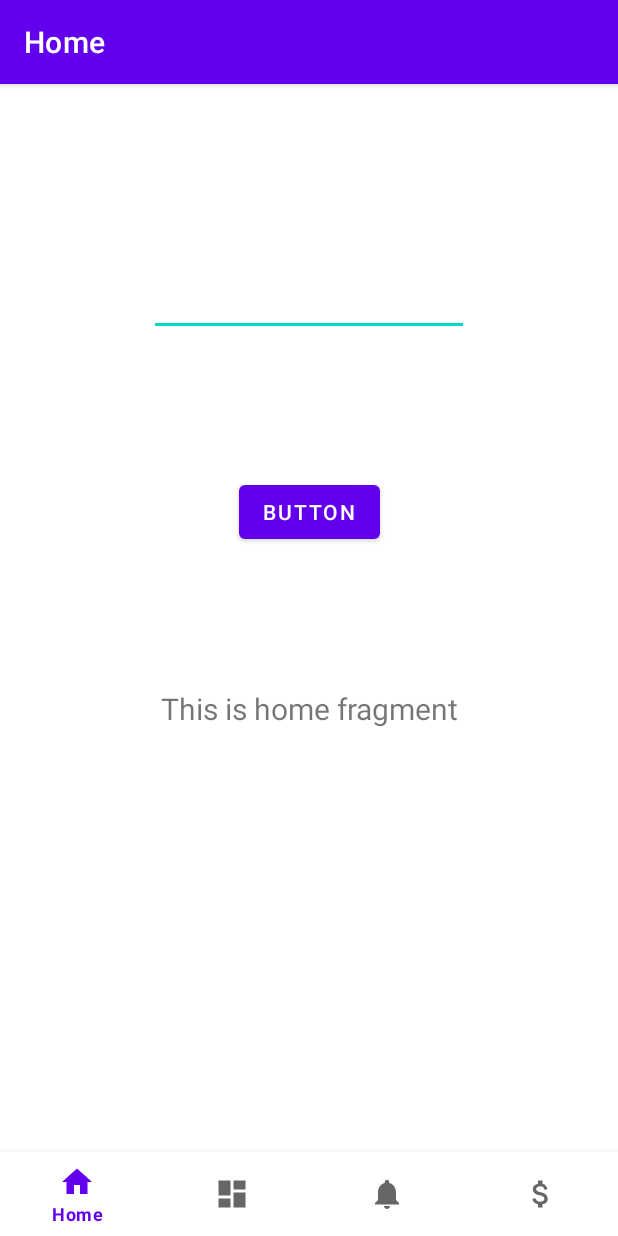
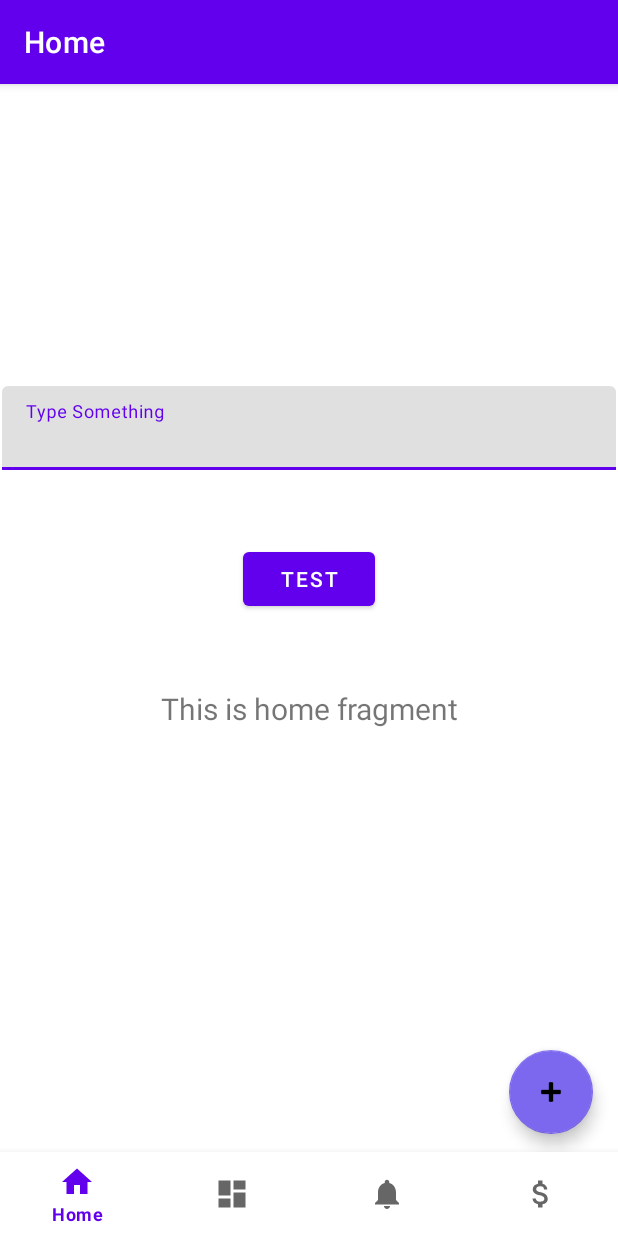
Before and after one commit to tmmarquess/Financial-Support, an Android app: the screen it shows after launch (MainActivity), on a phone screen of 412 x 824 dp. Run offline under Robolectric (Android 15) with nearby library versions, the phone set to English and light mode, and no system bars; our stand-ins replace navigation-ui.

Commit message:
adding activity to input data

```diff
--- a/app/src/main/AndroidManifest.xml
+++ b/app/src/main/AndroidManifest.xml
@@ -13,6 +13,9 @@
         android:theme="@style/Theme.FinancialSupport"
         tools:targetApi="31">
         <activity
+            android:name=".AddSpentActivity"
+            android:exported="false" />
+        <activity
             android:name=".MainActivity"
             android:exported="true"
             android:label="@string/app_name">
--- a/app/src/main/java/com/financial/support/MainActivity.java
+++ b/app/src/main/java/com/financial/support/MainActivity.java
@@ -1,6 +1,7 @@
 package com.financial.support;
 
 import android.os.Bundle;
+import android.widget.Button;
 
 import com.google.android.material.bottomnavigation.BottomNavigationView;
 
@@ -11,6 +12,7 @@ import androidx.navigation.ui.AppBarConfiguration;
 import androidx.navigation.ui.NavigationUI;
 
 import com.financial.support.databinding.ActivityMainBinding;
+import com.google.android.material.floatingactionbutton.FloatingActionButton;
 
 public class MainActivity extends AppCompatActivity {
 
--- a/app/src/main/java/com/financial/support/ui/home/HomeFragment.java
+++ b/app/src/main/java/com/financial/support/ui/home/HomeFragment.java
@@ -1,5 +1,6 @@
 package com.financial.support.ui.home;
 
+import android.content.Intent;
 import android.os.Bundle;
 import android.view.LayoutInflater;
 import android.view.View;
@@ -12,7 +13,9 @@ import androidx.annotation.NonNull;
 import androidx.fragment.app.Fragment;
 import androidx.lifecycle.ViewModelProvider;
 
+import com.financial.support.AddSpentActivity;
 import com.financial.support.databinding.FragmentHomeBinding;
+import com.google.android.material.floatingactionbutton.FloatingActionButton;
 
 public class HomeFragment extends Fragment {
 
@@ -29,12 +32,23 @@ public class HomeFragment extends Fragment {
         final TextView textView = binding.textHome;
         homeViewModel.getText().observe(getViewLifecycleOwner(), textView::setText);
 
-        final EditText editText = binding.textToEdit;
-        final Button editButton = binding.editButton;
+        final EditText editText = binding.textEdit;
+        final Button editButton = binding.button;
         editButton.setOnClickListener(new View.OnClickListener() {
             @Override
             public void onClick(View view) {
                 textView.setText(editText.getText().toString());
+            }
+        });
+
+        final FloatingActionButton addButton = binding.AddButton;
+
+        addButton.setOnClickListener(new View.OnClickListener() {
+
+            @Override
+            public void onClick(View view) {
+                Intent addScreen = new Intent(getContext(), AddSpentActivity.class);
+                startActivity(addScreen);
             }
         });
 
--- a/app/src/main/res/layout/fragment_finance.xml
+++ b/app/src/main/res/layout/fragment_finance.xml
@@ -25,8 +25,7 @@
         android:layout_height="354dp"
         app:layout_constraintBottom_toBottomOf="parent"
         app:layout_constraintEnd_toEndOf="parent"
-        app:layout_constraintHorizontal_bias="0.0"
         app:layout_constraintStart_toStartOf="parent"
         app:layout_constraintTop_toTopOf="parent"
-        app:layout_constraintVertical_bias="1.0" />
+        app:layout_constraintVertical_bias="0.498" />
 </androidx.constraintlayout.widget.ConstraintLayout>
--- a/app/src/main/res/layout/fragment_home.xml
+++ b/app/src/main/res/layout/fragment_home.xml
@@ -20,27 +20,43 @@
         app:layout_constraintStart_toStartOf="parent"
         app:layout_constraintTop_toTopOf="parent" />
 
-    <EditText
-        android:id="@+id/textToEdit"
-        android:layout_width="wrap_content"
+    <com.google.android.material.textfield.TextInputLayout
+        android:id="@+id/textInputLayout"
+        android:layout_width="409dp"
         android:layout_height="wrap_content"
-        android:ems="10"
-        android:hint="Name"
-        android:inputType="text"
-        android:text=" "
-        app:layout_constraintBottom_toBottomOf="parent"
-        app:layout_constraintEnd_toEndOf="parent"
-        app:layout_constraintStart_toStartOf="parent"
-        app:layout_constraintTop_toTopOf="parent"
-        app:layout_constraintVertical_bias="0.1" />
-
-    <Button
-        android:id="@+id/editButton"
-        android:layout_width="wrap_content"
-        android:layout_height="wrap_content"
-        android:text="Button"
         app:layout_constraintBottom_toTopOf="@+id/text_home"
         app:layout_constraintEnd_toEndOf="parent"
         app:layout_constraintStart_toStartOf="parent"
-        app:layout_constraintTop_toBottomOf="@+id/textToEdit" />
+        app:layout_constraintTop_toTopOf="parent">
+
+        <com.google.android.material.textfield.TextInputEditText
+            android:id="@+id/textEdit"
+            android:layout_width="match_parent"
+            android:layout_height="wrap_content"
+            android:hint="Type Something" />
+    </com.google.android.material.textfield.TextInputLayout>
+
+    <Button
+        android:id="@+id/button"
+        android:layout_width="wrap_content"
+        android:layout_height="wrap_content"
+        android:text="test"
+        app:layout_constraintBottom_toTopOf="@+id/text_home"
+        app:layout_constraintEnd_toEndOf="parent"
+        app:layout_constraintStart_toStartOf="parent"
+        app:layout_constraintTop_toBottomOf="@+id/textInputLayout" />
+
+    <com.google.android.material.floatingactionbutton.FloatingActionButton
+        android:id="@+id/AddButton"
+        android:layout_width="wrap_content"
+        android:layout_height="wrap_content"
+        android:layout_marginBottom="68dp"
+        android:clickable="true"
+        android:src="@android:drawable/ic_input_add"
+        app:backgroundTint="#7B68EE"
+        app:layout_constraintBottom_toBottomOf="parent"
+        app:layout_constraintEnd_toEndOf="parent"
+        app:layout_constraintHorizontal_bias="0.954"
+        app:layout_constraintStart_toStartOf="parent" />
+
 </androidx.constraintlayout.widget.ConstraintLayout>
--- a/app/src/main/res/values/strings.xml
+++ b/app/src/main/res/values/strings.xml
@@ -4,4 +4,8 @@
     <string name="title_dashboard">Dashboard</string>
     <string name="title_notifications">Notifications</string>
     <string name="title_Finance">Finances</string>
+    <string-array name="commingArray">
+        <item>Income</item>
+        <item>Outcome</item>
+    </string-array>
 </resources>
```
Also changed, not shown: app/src/main/java/com/financial/support/AddSpentActivity.java (added, +56 -0 lines), app/src/main/res/layout/activity_add_spent.xml (added, +118 -0 lines).
